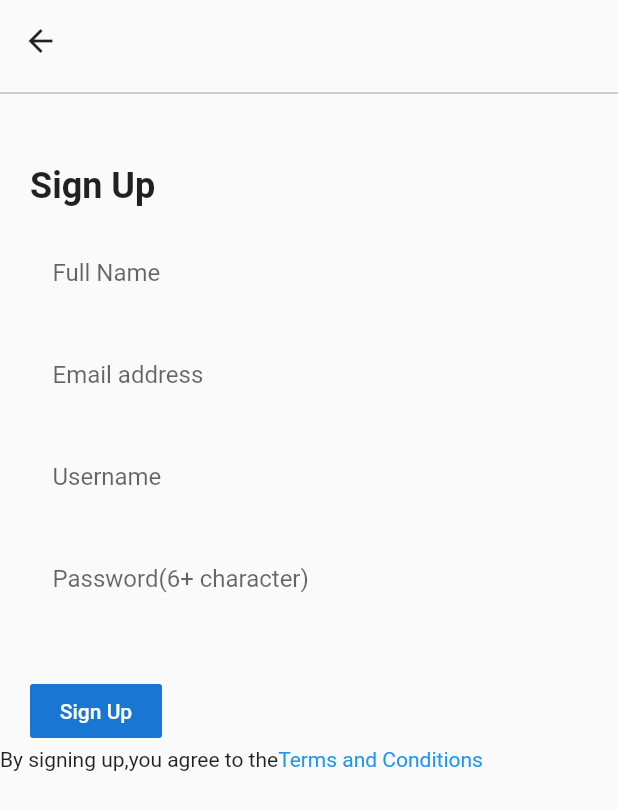
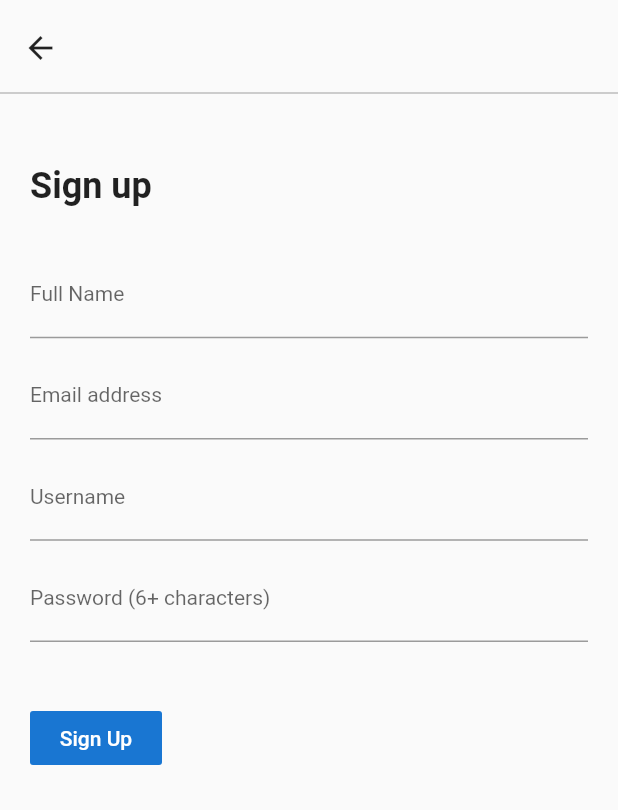
Before and after one commit to Aslmmon/Stockwits, a Flutter app: the Signup screen opened by its route, on a phone screen of 412 x 824 dp. Shown: the top 810 px of the screen. Run offline on Flutter 3.47's test engine with Material 2 defaults, Android fonts, the phone set to English and light mode, and no system bars.

Commit message:
refactor singup

```diff
--- /dev/null
+++ b/lib/customs/customEditText.dart
@@ -0,0 +1,19 @@
+import 'package:flutter/cupertino.dart';
+import 'package:flutter/material.dart';
+
+class EditText extends StatelessWidget {
+  EditText({@required this.textHint});
+
+  final String textHint;
+
+  @override
+  Widget build(BuildContext context) {
+    return Container(
+        margin: EdgeInsets.only(top: 10, left: 20, right: 20),
+        child: TextFormField(
+          obscureText: textHint.contains("Pass"),
+          decoration: InputDecoration(
+              labelText: textHint, labelStyle: TextStyle(fontSize: 14)),
+        ));
+  }
+}
--- /dev/null
+++ b/lib/customs/customPageNameTitle.dart
@@ -0,0 +1,20 @@
+
+import 'package:flutter/cupertino.dart';
+
+class pageNameTitle extends StatelessWidget {
+  pageNameTitle({@required this.pageName});
+
+  final String pageName;
+
+  @override
+  Widget build(BuildContext context) {
+    return Container(
+      margin: EdgeInsets.only(top: 40, left: 20),
+      child: Text(
+        pageName,
+        style:
+        TextStyle(fontSize: 24, fontWeight: FontWeight.bold),
+      ),
+    );
+  }
+}
--- /dev/null
+++ b/lib/customs/customToolbar.dart
@@ -0,0 +1,25 @@
+import 'package:flutter/cupertino.dart';
+import 'package:flutter/material.dart';
+
+class Toolbar extends StatelessWidget {
+  @override
+  Widget build(BuildContext context) {
+    return Container(
+      margin: EdgeInsets.only(top: 20),
+      child: Column(
+        crossAxisAlignment: CrossAxisAlignment.start,
+        children: <Widget>[
+          InkWell(
+            onTap: () {
+              Navigator.pop(context);
+            },
+            child: Container(
+                margin: EdgeInsets.only(left: 15, bottom: 10),
+                child: Icon(Icons.arrow_back)),
+          ),
+          Divider(color: Colors.grey)
+        ],
+      ),
+    );
+  }
+}
--- a/lib/pages/signup.dart
+++ b/lib/pages/signup.dart
@@ -1,28 +1,15 @@
 import 'dart:ui';
 
 import 'package:flutter/material.dart';
+import 'package:stockwits/customs/customEditText.dart';
+import 'package:stockwits/customs/customPageNameTitle.dart';
+import 'package:stockwits/customs/customToolbar.dart';
 
 class Signup extends StatelessWidget {
   @override
   Widget build(BuildContext context) {
     Widget createEditText(String labelText) {
-      return Column(
-        children: <Widget>[
-          Container(
-            margin: EdgeInsets.only(top: 20, left: 20, right: 20),
-            child: TextFormField(
-              decoration: InputDecoration(
-                  border: UnderlineInputBorder(
-                      borderSide: BorderSide(color: Colors.grey)),
-                  focusedBorder: InputBorder.none,
-                  enabledBorder: InputBorder.none,
-                  hintText: labelText,
-                  contentPadding: EdgeInsets.only(
-                      left: 15, bottom: 11, top: 11, right: 15)),
-            ),
-          ),
-        ],
-      );
+      return EditText();
     }
 
     return Scaffold(
@@ -31,33 +18,27 @@ class Signup extends StatelessWidget {
           child: Column(
             crossAxisAlignment: CrossAxisAlignment.start,
             children: <Widget>[
-              Container(
-                padding: EdgeInsets.all(15),
-                child: InkWell(
-                  onTap: () {
-                    Navigator.pop(context);
-                  },
-                  child: Icon(Icons.arrow_back),
-                ),
-              ),
-              Divider(color: Colors.grey),
+              Toolbar(),
               Column(
+                mainAxisAlignment: MainAxisAlignment.center,
                 crossAxisAlignment: CrossAxisAlignment.start,
                 children: <Widget>[
+                  Expanded(
+                    flex: 0,
+                    child: Column(
+                      mainAxisAlignment: MainAxisAlignment.center,
+                      crossAxisAlignment: CrossAxisAlignment.start,
+                      children: <Widget>[
+                        pageNameTitle(pageName: "Sign up"),
+                        SizedBox(
+                          height: 20,
+                        ),
+                        EditText(textHint: "Full Name"),
+                        EditText(textHint: "Email address"),
+                        EditText(textHint: "Username"),
+                        EditText(textHint: "Password (6+ characters)"),
                         Container(
                           margin: EdgeInsets.only(top: 40, left: 20),
-                    child: Text(
-                      "Sign Up",
-                      style:
-                          TextStyle(fontSize: 24, fontWeight: FontWeight.bold),
-                    ),
-                  ),
-                  createEditText("Full Name"),
-                  createEditText("Email address"),
-                  createEditText("Username"),
-                  createEditText("Password(6+ character)"),
-                  Container(
-                    margin: EdgeInsets.only(top: 40,left: 20),
                           child: FlatButton(
                             onPressed: () {},
                             child: Text("Sign Up"),
@@ -65,15 +46,9 @@ class Signup extends StatelessWidget {
                             color: Colors.blue[700],
                           ),
                         ),
-                  Container(
-                    child: Row(
-                      crossAxisAlignment: CrossAxisAlignment.center,
-                      children: <Widget>[
-                        Text("By signing up,you agree to the"),
-                        Text("Terms and Conditions",style: TextStyle(color: Colors.blue),)
                       ],
                     ),
-                  )
+                  ),
                 ],
               )
             ],
--- a/lib/pages/starter.dart
+++ b/lib/pages/starter.dart
@@ -39,7 +39,7 @@ class StarterScreen extends StatelessWidget {
                     child: FlatButton(
                       padding: EdgeInsets.all(15),
                       onPressed: () {
-                        Navigation.goToSignIn(context);
+                        Navigation.goToSignUp(context);
                       },
                       child: Text("Get Started"),
                       textColor: Colors.white,
@@ -48,14 +48,12 @@ class StarterScreen extends StatelessWidget {
                   ),
                 ),
               ],
-
             ),
           ),
-
           Expanded(
             flex: 1,
             child: Container(
-              margin: EdgeInsets.only(bottom: 20),
+              margin: EdgeInsets.only(bottom: 20,left: 20),
               child: Row(
                 crossAxisAlignment: CrossAxisAlignment.end,
                 children: <Widget>[
```
Lines whose indentation alone changed are shown as unchanged.
